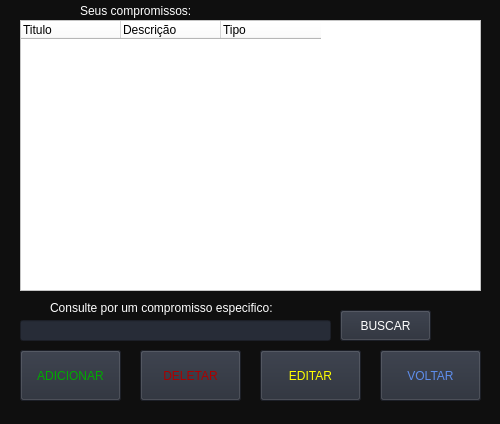
Above: SN3/_pages/agenda.ui from felipe2102/Notebook before the change. Below: the same form after it.
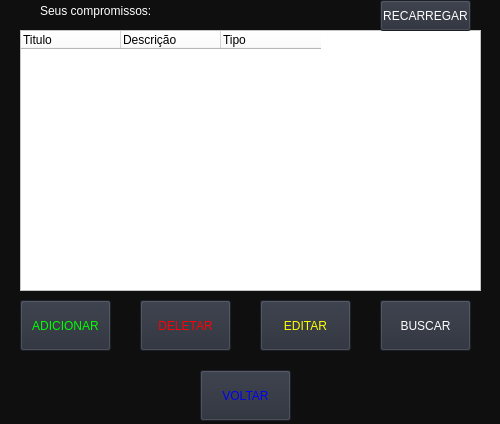
That is the form after the change.

Diff of the .ui file:
```diff
--- a/SN3/_pages/agenda.ui
+++ b/SN3/_pages/agenda.ui
@@ -37,15 +37,15 @@
    <property name="geometry">
     <rect>
      <x>140</x>
-     <y>350</y>
-     <width>101</width>
+     <y>300</y>
+     <width>91</width>
      <height>51</height>
     </rect>
    </property>
    <property name="styleSheet">
     <string notr="true">background-color: rgb(39,44,55);
 font: 87 10pt &quot;Arial Black&quot;;
-color: rgb(170, 0, 0)</string>
+color: rgb(255, 0, 4);</string>
    </property>
    <property name="text">
     <string>DELETAR</string>
@@ -54,16 +54,16 @@
   <widget class="QPushButton" name="Button_voltar">
    <property name="geometry">
     <rect>
-     <x>380</x>
-     <y>350</y>
-     <width>101</width>
+     <x>200</x>
+     <y>370</y>
+     <width>91</width>
      <height>51</height>
     </rect>
    </property>
    <property name="styleSheet">
     <string notr="true">background-color: rgb(39,44,55);
 font: 87 10pt &quot;Arial Black&quot;;
-color: rgb(94,141,235);</string>
+color: rgb(0,0,245);</string>
    </property>
    <property name="text">
     <string>VOLTAR</string>
@@ -73,40 +73,26 @@
    <property name="geometry">
     <rect>
      <x>20</x>
-     <y>350</y>
-     <width>101</width>
+     <y>300</y>
+     <width>91</width>
      <height>51</height>
     </rect>
    </property>
    <property name="styleSheet">
     <string notr="true">background-color: rgb(39,44,55);
 font: 87 10pt &quot;Arial Black&quot;;
-color: rgb(0, 170, 0);</string>
+color: rgb(0, 255, 0);</string>
    </property>
    <property name="text">
     <string>ADICIONAR</string>
    </property>
   </widget>
-  <widget class="QLineEdit" name="lineEdit">
-   <property name="geometry">
-    <rect>
-     <x>20</x>
-     <y>320</y>
-     <width>311</width>
-     <height>21</height>
-    </rect>
-   </property>
-   <property name="styleSheet">
-    <string notr="true">background-color: rgb(39,44,55);
-font: 87 10pt &quot;Arial Black&quot;;</string>
-   </property>
-  </widget>
   <widget class="QPushButton" name="Button_editar">
    <property name="geometry">
     <rect>
      <x>260</x>
-     <y>350</y>
-     <width>101</width>
+     <y>300</y>
+     <width>91</width>
      <height>51</height>
     </rect>
    </property>
@@ -119,30 +105,13 @@
     <string>EDITAR</string>
    </property>
   </widget>
-  <widget class="QLabel" name="label">
-   <property name="geometry">
-    <rect>
-     <x>50</x>
-     <y>300</y>
-     <width>251</width>
-     <height>16</height>
-    </rect>
-   </property>
-   <property name="styleSheet">
-    <string notr="true">font: 87 8pt &quot;Arial Black&quot;;
-background-color: rgb(15, 15, 15);</string>
-   </property>
-   <property name="text">
-    <string>Consulte por um compromisso especifico:</string>
-   </property>
-  </widget>
   <widget class="QPushButton" name="Button_Buscar">
    <property name="geometry">
     <rect>
-     <x>340</x>
-     <y>310</y>
+     <x>380</x>
+     <y>300</y>
      <width>91</width>
-     <height>31</height>
+     <height>51</height>
     </rect>
    </property>
    <property name="styleSheet">
@@ -157,7 +126,7 @@
   <widget class="QLabel" name="label_2">
    <property name="geometry">
     <rect>
-     <x>80</x>
+     <x>40</x>
      <y>0</y>
      <width>161</width>
      <height>21</height>
@@ -175,9 +144,9 @@
    <property name="geometry">
     <rect>
      <x>20</x>
-     <y>20</y>
+     <y>30</y>
      <width>461</width>
-     <height>271</height>
+     <height>261</height>
     </rect>
    </property>
    <property name="styleSheet">
@@ -213,6 +182,24 @@
     </property>
    </column>
   </widget>
+  <widget class="QPushButton" name="Button_reload">
+   <property name="geometry">
+    <rect>
+     <x>380</x>
+     <y>0</y>
+     <width>91</width>
+     <height>31</height>
+    </rect>
+   </property>
+   <property name="styleSheet">
+    <string notr="true">background-color: rgb(39,44,55);
+font: 87 8pt &quot;Arial Black&quot;;
+color: rgb(255, 255, 255);</string>
+   </property>
+   <property name="text">
+    <string>RECARREGAR</string>
+   </property>
+  </widget>
  </widget>
  <resources/>
  <connections>
```
